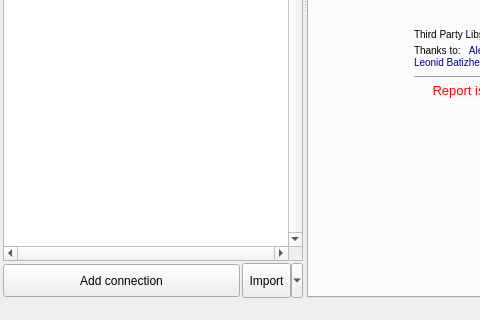
This is redis-desktop-manager/forms/demo.ui in RedisInsight/RedisDesktopManager as Qt 5 draws it before an edit; both pictures show x 0 to 480 and y 298 to 618 of the 1036 by 618 pixel window. The edited form follows.
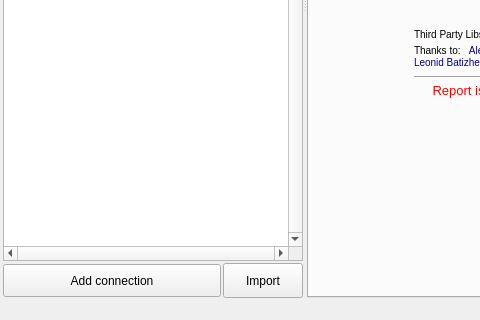
This is the edited form. Icons and pictures are not drawn.

```diff
--- a/redis-desktop-manager/forms/demo.ui
+++ b/redis-desktop-manager/forms/demo.ui
@@ -311,13 +311,19 @@
            </widget>
           </item>
           <item>
-           <widget class="QToolButton" name="pbImportConnections">
+           <widget class="QPushButton" name="pbImportConnections">
             <property name="minimumSize">
              <size>
               <width>0</width>
               <height>35</height>
              </size>
             </property>
+            <property name="maximumSize">
+             <size>
+              <width>80</width>
+              <height>16777215</height>
+             </size>
+            </property>
             <property name="text">
              <string>Import</string>
             </property>
@@ -325,12 +331,6 @@
              <iconset resource="../Resources/demo.qrc">
               <normaloff>:/images/rdm.ico</normaloff>:/images/rdm.ico</iconset>
             </property>
-            <property name="popupMode">
-             <enum>QToolButton::MenuButtonPopup</enum>
-            </property>
-            <property name="toolButtonStyle">
-             <enum>Qt::ToolButtonTextBesideIcon</enum>
-            </property>
            </widget>
           </item>
          </layout>
```
